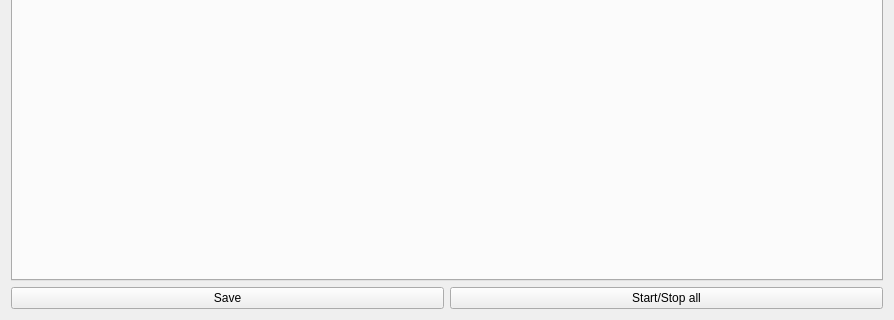
This is HardwareSyncMainPage.ui in arthur469/HardwareSyncAI as Qt 5 draws it before an edit; both pictures show x 0 to 894 and y 255 to 575 of the 894 by 575 pixel window. The edited form follows.
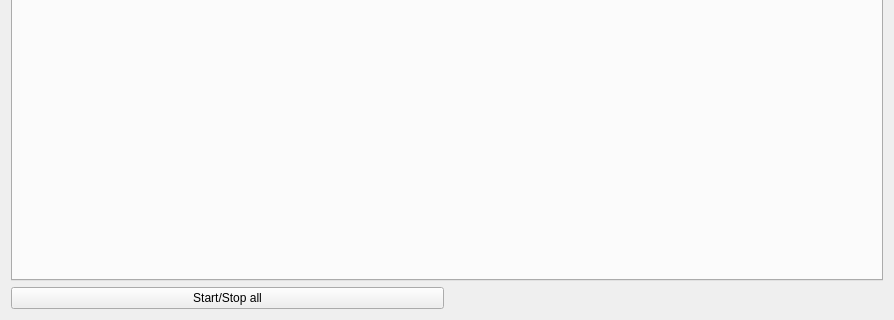
This is the edited form.

The edit to the form file:
```diff
--- a/HardwareSyncMainPage.ui
+++ b/HardwareSyncMainPage.ui
@@ -15,13 +15,6 @@
   </property>
   <layout class="QGridLayout" name="gridLayout">
    <item row="1" column="0">
-    <widget class="QPushButton" name="save">
-     <property name="text">
-      <string>Save</string>
-     </property>
-    </widget>
-   </item>
-   <item row="1" column="1">
     <widget class="QPushButton" name="start_stop_all">
      <property name="text">
       <string>Start/Stop all</string>
```
